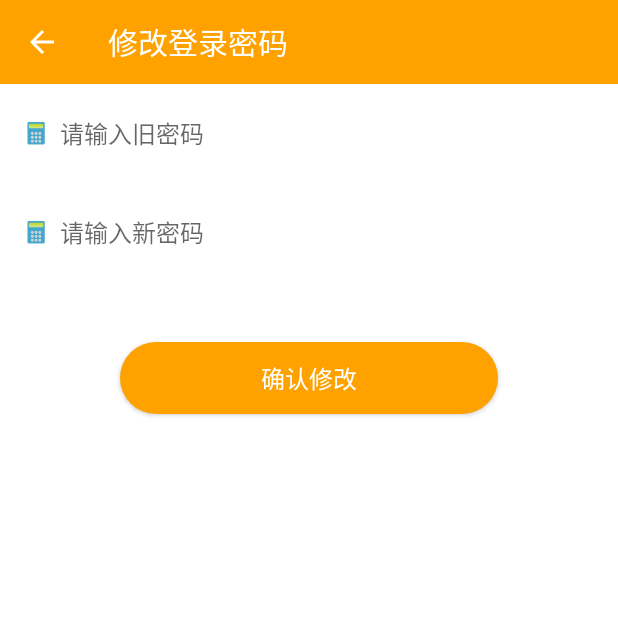
After one commit to lfzzj/RetailOnGithub, an Android app: the ChangePassAc screen opened directly, with no data from a screen before it, on a phone screen of 412 x 824 dp, the top half of it. The commit adds this screen. Run offline under Robolectric (Android 15) with nearby library versions, the phone set to English and light mode, and no system bars; our stand-ins replace ButterKnife, RxJava; libraries missing offline, so code that uses them is left out: interfaces.heweather.com; pictures from the network do not load.

Commit message:
###提交20190318第一版---稍作修改###

```diff
--- a/app/src/main/AndroidManifest.xml
+++ b/app/src/main/AndroidManifest.xml
@@ -36,6 +36,7 @@
         <activity android:name=".view.order.OrderAc" />
         <activity android:name=".view.ad.AdAc" />
         <activity android:name=".view.order.OrderItemInfoAc" />
+        <activity android:name=".view.changepass.ChangePassAc" />
     </application>
 
 </manifest>
--- a/app/src/main/java/com/leo/java/myretailapps/MainHallActivity.java
+++ b/app/src/main/java/com/leo/java/myretailapps/MainHallActivity.java
@@ -7,10 +7,12 @@ import android.location.Geocoder;
 import android.location.Location;
 import android.location.LocationManager;
 import android.os.Bundle;
+import android.support.v4.view.ViewPager;
 import android.support.v7.app.AppCompatActivity;
 import android.support.v7.widget.Toolbar;
 import android.util.Log;
 import android.view.View;
+import android.view.animation.LinearInterpolator;
 import android.widget.AdapterView;
 import android.widget.GridView;
 import android.widget.ImageView;
@@ -21,7 +23,12 @@ import android.widget.ViewSwitcher;
 import com.bumptech.glide.Glide;
 import com.google.gson.Gson;
 import com.leo.java.myretailapps.adapter.MainHallAdapter;
+import com.leo.java.myretailapps.adapter.MyPagerAdapter;
+import com.leo.java.myretailapps.custom.CubeOutTransformer;
+import com.leo.java.myretailapps.custom.FixedSpeedScroller;
+import com.leo.java.myretailapps.custom.ParallaxTransformer;
 import com.leo.java.myretailapps.custom.TextSwitcherAnimation;
+import com.leo.java.myretailapps.model.BannerBean;
 import com.leo.java.myretailapps.model.HallGridBean;
 import com.leo.java.myretailapps.util.Util;
 import com.leo.java.myretailapps.util.animation.AnimUtil;
@@ -33,6 +40,7 @@ import com.leo.java.myretailapps.view.order.OrderAc;
 import com.leo.java.myretailapps.view.register.HelpOtherRegisterAc;
 import com.leo.java.myretailapps.view.setting.SettingAc;
 
+import java.lang.reflect.Field;
 import java.util.ArrayList;
 import java.util.List;
 import java.util.Locale;
@@ -62,6 +70,9 @@ import io.reactivex.schedulers.Schedulers;
 public class MainHallActivity extends AppCompatActivity {
     LocationManager lm;
     List<String> texts;
+    private Runnable scrollRunnable;
+    private MyPagerAdapter myPagerAdapter;
+    private List<BannerBean> bannerList;
 
     @BindView(R.id.hall_grid)
     GridView hallGrid;
@@ -79,6 +90,8 @@ public class MainHallActivity extends AppCompatActivity {
     TextSwitcher adTextSwitcher;
     @BindView(R.id.user_level)
     TextView userLevel;
+    @BindView(R.id.banner_vp)
+    ViewPager bannerVp;
 
     @Override
     protected void onCreate(Bundle savedInstanceState) {
@@ -112,6 +125,19 @@ public class MainHallActivity extends AppCompatActivity {
             texts.add("循环....." + i);
         }
         new TextSwitcherAnimation(adTextSwitcher, texts).create();
+
+        initBannerView();
+        bannerList = new ArrayList<>();
+        BannerBean b = new BannerBean("http://img2.imgtn.bdimg.com/it/u=4162468462,2356552027&fm=214&gp=0.jpg", "https://www.baidu.com");
+        bannerList.add(b);
+        BannerBean b2 = new BannerBean("http://img2.imgtn.bdimg.com/it/u=4162468462,2356552027&fm=214&gp=0.jpg", "https://www.baidu.com");
+        bannerList.add(b2);
+        BannerBean b3 = new BannerBean("http://img2.imgtn.bdimg.com/it/u=4162468462,2356552027&fm=214&gp=0.jpg", "https://www.baidu.com");
+        bannerList.add(b3);
+
+        myPagerAdapter = new MyPagerAdapter(bannerList, this);
+        bannerVp.setAdapter(myPagerAdapter);
+        startScroll((1000 * bannerList.size()), true);
     }
 
 
@@ -243,4 +269,72 @@ public class MainHallActivity extends AppCompatActivity {
                 });
     }
 
+    private void initBannerView() {
+        bannerVp.setPageTransformer(true, new ParallaxTransformer());
+        bannerVp.addOnPageChangeListener(new ViewPager.OnPageChangeListener() {
+            @Override
+            public void onPageScrolled(int position, float positionOffset, int positionOffsetPixels) {
+
+            }
+
+            @Override
+            public void onPageSelected(int position) {
+                if (position == bannerList.size() - 1) {
+                    bannerVp.setCurrentItem(0, true);
+                }
+            }
+
+            @Override
+            public void onPageScrollStateChanged(int state) {
+
+            }
+        });
+    }
+
+    /**
+     * 开始滚动
+     *
+     * @param pager        页
+     * @param smoothScroll 是否自动滚动
+     */
+    public void startScroll(int pager, boolean smoothScroll) {
+        stopScroll();//防止重复启动
+        if (bannerVp == null || bannerList.size() <= 0)
+            return;
+        pager = pager >= myPagerAdapter.getCount() - 1 ? 0 : pager;//滚动到最后一页时，从头开始
+        bannerVp.setCurrentItem(pager, smoothScroll);
+        long delayMillis = 10000;
+
+        bannerVp.postDelayed(scrollRunnable = new Runnable() {
+            @Override
+            public void run() {
+                setViewPagerSpeed();
+                startScroll(bannerVp.getCurrentItem() + 1, true);
+            }
+        }, delayMillis);
+    }
+
+    /**
+     * 设置滚动速度
+     */
+    private void setViewPagerSpeed() {
+        try {
+            Field field = ViewPager.class.getDeclaredField("mScroller");
+            field.setAccessible(true);
+            FixedSpeedScroller scroller = new FixedSpeedScroller(this, new LinearInterpolator());
+            field.set(bannerVp, scroller);
+            scroller.setmDuration(600);
+        } catch (Exception e) {
+            e.printStackTrace();
+        }
+    }
+
+    /**
+     * 停止滚动
+     */
+    public void stopScroll() {
+        if (scrollRunnable != null)
+            bannerVp.removeCallbacks(scrollRunnable);
+    }
+
 }
--- /dev/null
+++ b/app/src/main/res/layout/activity_change_pass.xml
@@ -0,0 +1,96 @@
+<?xml version="1.0" encoding="utf-8"?>
+<LinearLayout xmlns:android="http://schemas.android.com/apk/res/android"
+    android:layout_width="match_parent"
+    android:layout_height="match_parent"
+    android:background="@color/white"
+    android:gravity="center_horizontal"
+    android:orientation="vertical">
+
+    <android.support.v7.widget.Toolbar xmlns:app="http://schemas.android.com/apk/res-auto"
+        android:id="@+id/tb_changepass_toolbar"
+        android:layout_width="match_parent"
+        android:layout_height="?attr/actionBarSize"
+        android:background="@color/color_ffa200"
+        app:title="@string/change_password"
+        app:titleTextColor="@color/white" />
+
+    <LinearLayout
+        android:layout_width="match_parent"
+        android:layout_height="match_parent"
+        android:background="@android:color/white"
+        android:gravity="center_horizontal"
+        android:orientation="vertical">
+
+        <RelativeLayout
+            android:layout_width="match_parent"
+            android:layout_height="66dp"
+            android:layout_marginLeft="16dp"
+            android:layout_marginRight="16dp"
+            android:orientation="vertical">
+
+            <EditText
+                android:id="@+id/et_old_password"
+                android:layout_width="match_parent"
+                android:layout_height="wrap_content"
+                android:layout_centerVertical="true"
+                android:background="@null"
+                android:ellipsize="end"
+                android:hint="@string/change_password_old"
+                android:imeOptions="actionNext"
+                android:inputType="textPassword"
+                android:paddingLeft="24dp"
+                android:paddingRight="24dp"
+                android:singleLine="true"
+                android:textColor="#909090"
+                android:textSize="16sp" />
+
+            <ImageView
+                android:layout_width="16dp"
+                android:layout_height="16dp"
+                android:layout_centerVertical="true"
+                android:src="@mipmap/login_pass_img" />
+        </RelativeLayout>
+
+        <RelativeLayout
+            android:layout_width="match_parent"
+            android:layout_height="66dp"
+            android:layout_marginLeft="16dp"
+            android:layout_marginRight="16dp"
+            android:orientation="vertical">
+
+            <EditText
+                android:id="@+id/et_new_password"
+                android:layout_width="match_parent"
+                android:layout_height="wrap_content"
+                android:layout_centerVertical="true"
+                android:background="@null"
+                android:ellipsize="end"
+                android:hint="@string/change_password_new"
+                android:imeOptions="actionGo"
+                android:inputType="textPassword"
+                android:paddingLeft="24dp"
+                android:paddingRight="24dp"
+                android:singleLine="true"
+                android:textColor="#909090"
+                android:textSize="16sp" />
+
+            <ImageView
+                android:layout_width="16dp"
+                android:layout_height="16dp"
+                android:layout_centerVertical="true"
+                android:src="@mipmap/login_pass_img" />
+        </RelativeLayout>
+
+        <Button
+            android:id="@+id/change_passbtn_ok"
+            android:layout_width="252dp"
+            android:layout_height="48dp"
+            android:layout_marginBottom="40dp"
+            android:layout_marginTop="40dp"
+            android:background="@drawable/selector_register_button_shape"
+            android:text="@string/change_password_ok"
+            android:textColor="@android:color/white"
+            android:textSize="16sp" />
+    </LinearLayout>
+
+</LinearLayout>
--- a/app/src/main/res/layout/activity_main_hall.xml
+++ b/app/src/main/res/layout/activity_main_hall.xml
@@ -128,6 +128,12 @@
                     android:textStyle="bold" />
             </LinearLayout>
 
+            <android.support.v4.view.ViewPager
+                android:id="@+id/banner_vp"
+                android:layout_width="match_parent"
+                android:layout_marginLeft="12dp"
+                android:layout_marginRight="12dp"
+                android:layout_height="196dp"/>
 
             <android.support.v7.widget.CardView
                 android:id="@+id/register_now_btn"
--- a/app/src/main/res/values/strings.xml
+++ b/app/src/main/res/values/strings.xml
@@ -134,4 +134,14 @@
     <string name="order_info_good_company">快递公司：</string>
     <string name="order_info_good_number">快递单号：</string>
 
+    <!--修改密码-->
+    <string name="change_password">修改登录密码</string>
+    <string name="change_password_old">请输入旧密码</string>
+    <string name="change_password_new">请输入新密码</string>
+    <string name="change_password_ok">确认修改</string>
+    <string name="change_password_not_empty">密碼不能為空</string>
+    <string name="change_password_beyond_six">密碼長度不能低於6位元</string>
+    <string name="change_password_over_six">密碼長度不能超過16位元</string>
+    <string name="change_password_consist">密碼只能由數位與字母組成</string>
+
 </resources>
```
Also changed, not shown: app/src/main/java/com/leo/java/myretailapps/adapter/MyPagerAdapter.java (+3 -11 lines), app/src/main/java/com/leo/java/myretailapps/model/BannerBean.java (added, +36 -0 lines), app/src/main/java/com/leo/java/myretailapps/model/DataBean.java (deleted, +0 -54 lines), app/src/main/java/com/leo/java/myretailapps/view/changepass/ChangePassAc.java (added, +97 -0 lines), app/src/main/java/com/leo/java/myretailapps/view/setting/SettingAc.java (+7 -2 lines), app/src/main/res/layout/cardviewpager_item.xml (+13 -3 lines).
